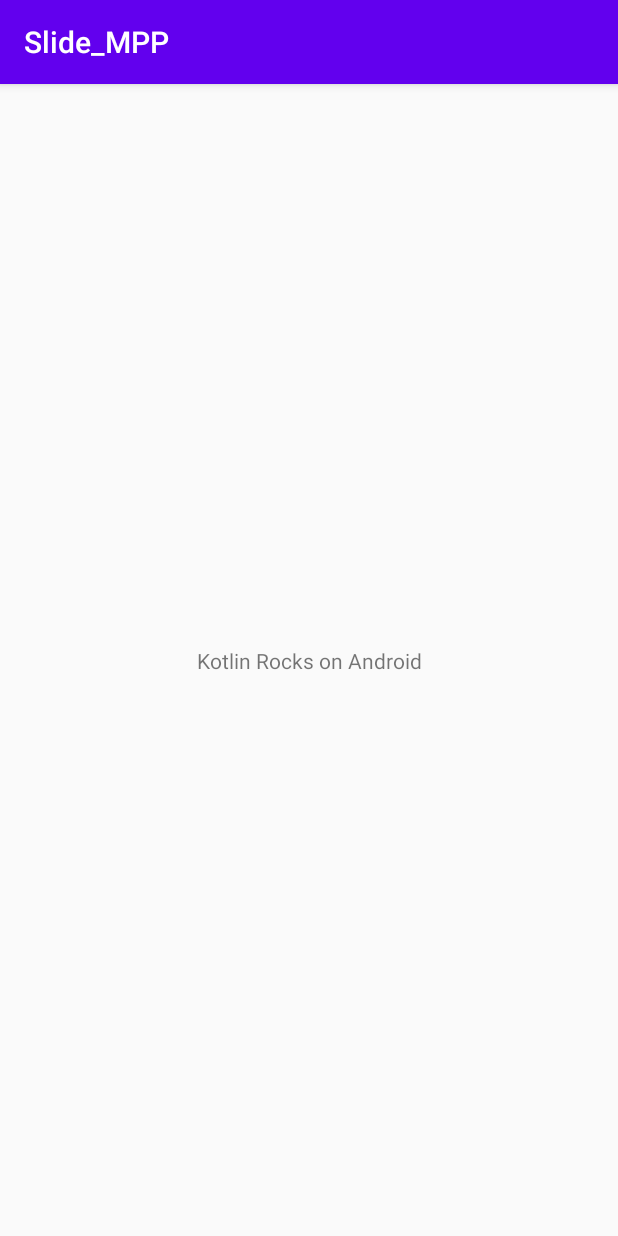
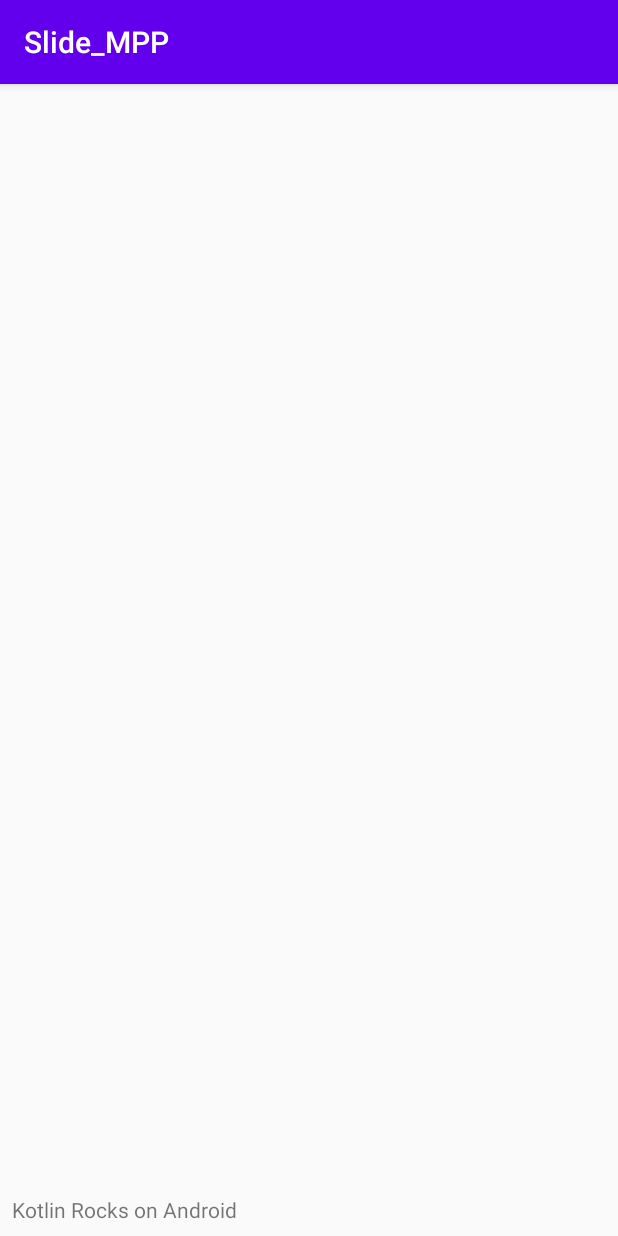
Before and after one commit to mattukouta/Slide_Mpp, an Android app: the screen it shows after launch (MainActivity), on a phone screen of 412 x 824 dp. Run offline under Robolectric (Android 15) with nearby library versions, the phone set to English and light mode, and no system bars.

Commit message:
viewpager2の追加

```diff
--- a/app/build.gradle
+++ b/app/build.gradle
@@ -32,6 +32,7 @@ dependencies {
     implementation 'androidx.core:core-ktx:1.3.0'
     implementation 'androidx.appcompat:appcompat:1.1.0'
     implementation 'androidx.constraintlayout:constraintlayout:1.1.3'
+    implementation 'androidx.viewpager2:viewpager2:1.0.0'
     testImplementation 'junit:junit:4.12'
     androidTestImplementation 'androidx.test.ext:junit:1.1.1'
     androidTestImplementation 'androidx.test.espresso:espresso-core:3.2.0'
--- a/app/src/main/res/layout/activity_main.xml
+++ b/app/src/main/res/layout/activity_main.xml
@@ -6,13 +6,28 @@
     android:layout_height="match_parent"
     tools:context=".MainActivity">
 
+    <androidx.viewpager2.widget.ViewPager2
+        android:id="@+id/slide_content"
+        android:layout_width="match_parent"
+        android:layout_height="0dp"
+        app:layout_constraintBottom_toTopOf="@+id/platformName"
+        app:layout_constraintEnd_toEndOf="parent"
+        app:layout_constraintHorizontal_bias="0.0"
+        app:layout_constraintStart_toStartOf="parent"
+        app:layout_constraintTop_toTopOf="parent" />
+
     <TextView
         android:id="@+id/platformName"
-        android:layout_width="wrap_content"
+        android:layout_width="0dp"
         android:layout_height="wrap_content"
+        android:layout_marginLeft="8dp"
+        android:layout_marginTop="8dp"
+        android:layout_marginRight="8dp"
+        android:layout_marginBottom="8dp"
+        android:text="     "
         app:layout_constraintBottom_toBottomOf="parent"
         app:layout_constraintLeft_toLeftOf="parent"
         app:layout_constraintRight_toRightOf="parent"
-        app:layout_constraintTop_toTopOf="parent" />
+        app:layout_constraintTop_toBottomOf="@+id/slide_content" />
 
 </androidx.constraintlayout.widget.ConstraintLayout>
```
